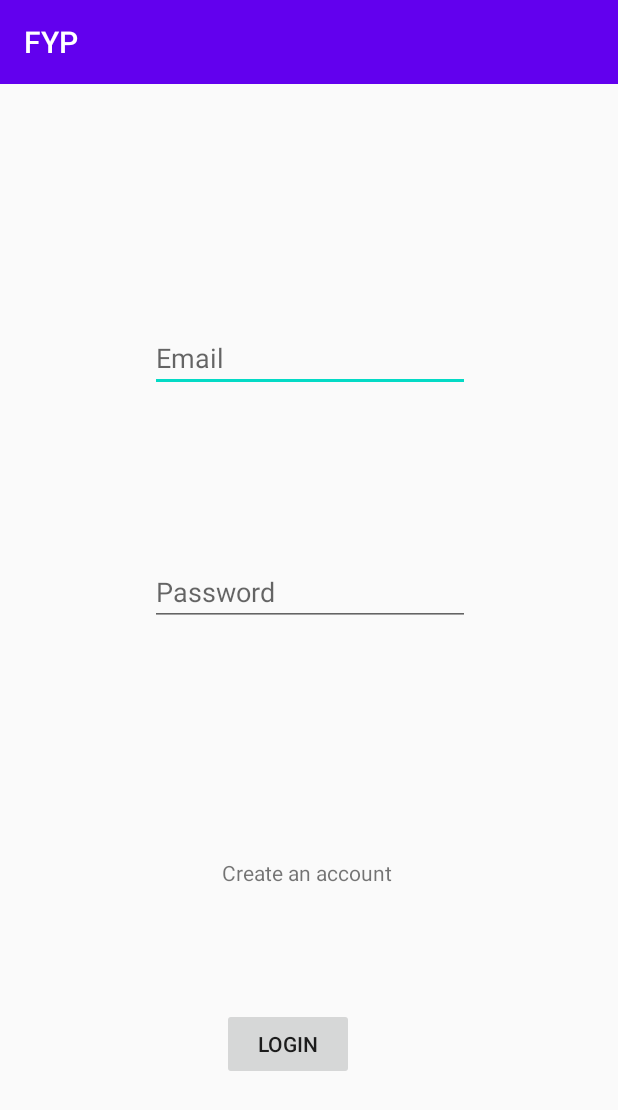
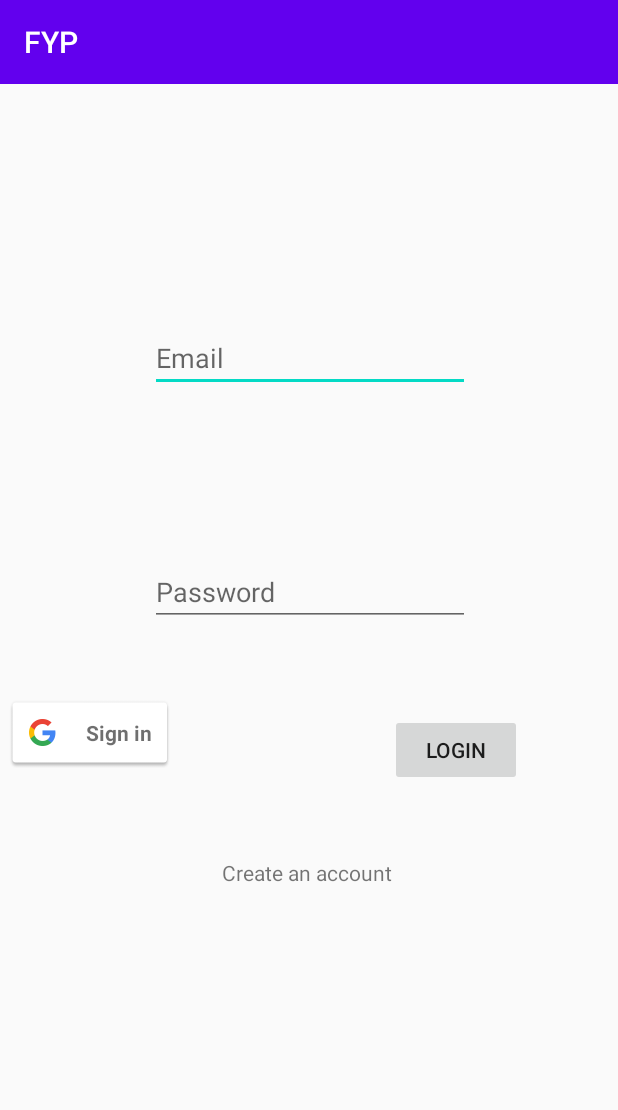
Before and after one commit to Rob-Jay/FYP, an Android app: the screen it shows after launch (LoginActivity), on a phone screen of 412 x 824 dp. Shown: the top 1110 px of the screen. Run offline under Robolectric (Android 15) with nearby library versions, the phone set to English and light mode, and no system bars; our stand-ins replace Firebase (no records; nobody signed in at launch, a user with empty details on screens opened directly).

Commit message:
Google Sign In Fixed not fully tested
 Has not been fully tested

```diff
--- a/app/src/main/java/com/example/fyp/LoginActivity.java
+++ b/app/src/main/java/com/example/fyp/LoginActivity.java
@@ -6,22 +6,35 @@ import androidx.appcompat.app.AppCompatActivity;
 import android.content.Intent;
 import android.os.Bundle;
 import android.text.TextUtils;
+import android.util.Log;
 import android.view.View;
 import android.widget.Button;
 import android.widget.EditText;
 import android.widget.TextView;
 import android.widget.Toast;
 
+import com.google.android.gms.auth.api.signin.GoogleSignIn;
+import com.google.android.gms.auth.api.signin.GoogleSignInAccount;
+import com.google.android.gms.auth.api.signin.GoogleSignInClient;
+import com.google.android.gms.auth.api.signin.GoogleSignInOptions;
+import com.google.android.gms.common.SignInButton;
+import com.google.android.gms.common.api.ApiException;
 import com.google.android.gms.tasks.OnCompleteListener;
 import com.google.android.gms.tasks.Task;
+import com.google.firebase.auth.AuthCredential;
 import com.google.firebase.auth.AuthResult;
 import com.google.firebase.auth.FirebaseAuth;
+import com.google.firebase.auth.FirebaseUser;
+import com.google.firebase.auth.GoogleAuthProvider;
 
 public class LoginActivity extends AppCompatActivity {
     EditText mEmail, mPassword;
     Button mLoginButton;
     TextView mSignup;
     FirebaseAuth fAuth;
+    GoogleSignInClient mGoogleSignInClient;
+    int RC_SIGN_IN =1;
+    SignInButton signInButton;
 
 
     @Override
@@ -33,7 +46,19 @@ public class LoginActivity extends AppCompatActivity {
         mPassword = findViewById(R.id.login_password);
         mLoginButton = findViewById(R.id.login_button);
         mSignup = findViewById(R.id.login_register);
+        signInButton = findViewById(R.id.google_login);
         fAuth =FirebaseAuth.getInstance();
+
+        // Configure Google Sign In
+        GoogleSignInOptions gso = new GoogleSignInOptions.Builder(GoogleSignInOptions.DEFAULT_SIGN_IN)
+                .requestIdToken(getString(R.string.default_web_client_id))
+                .requestEmail()
+                .build();
+        mGoogleSignInClient = GoogleSignIn.getClient(this, gso);
+
+
+
+
 
         mLoginButton.setOnClickListener(new View.OnClickListener(){
             @Override
@@ -79,7 +104,57 @@ public class LoginActivity extends AppCompatActivity {
             }
 
         });
+        signInButton.setOnClickListener(new View.OnClickListener(){
+            @Override
+            public void onClick(View v){
+                signIn();
+
+            }
+        });
 
 
     }
+
+    private void signIn() {
+        Intent signInIntent = mGoogleSignInClient.getSignInIntent();
+        startActivityForResult(signInIntent, RC_SIGN_IN);
+    }
+
+    @Override
+    public void onActivityResult(int requestCode, int resultCode, Intent data) {
+        super.onActivityResult(requestCode, resultCode, data);
+
+        // Result returned from launching the Intent from GoogleSignInApi.getSignInIntent(...);
+        if (requestCode == RC_SIGN_IN) {
+            Task<GoogleSignInAccount> task = GoogleSignIn.getSignedInAccountFromIntent(data);
+            try {
+                // Google Sign In was successful, authenticate with Firebase
+                GoogleSignInAccount account = task.getResult(ApiException.class);
+                Log.d("Error", "firebaseAuthWithGoogle:" + account.getId());
+                firebaseAuthWithGoogle(account.getIdToken());
+            } catch (ApiException e) {
+                // Google Sign In failed, update UI appropriately
+                Log.w("Error", "Google sign in failed", e);
+            }
+        }
+    }
+    private void firebaseAuthWithGoogle(String idToken) {
+        AuthCredential credential = GoogleAuthProvider.getCredential(idToken, null);
+        fAuth.signInWithCredential(credential)
+                .addOnCompleteListener(this, new OnCompleteListener<AuthResult>() {
+                    @Override
+                    public void onComplete(@NonNull Task<AuthResult> task) {
+                        if (task.isSuccessful()) {
+                            // Sign in success, update UI with the signed-in user's information
+                            Log.d("Error", "signInWithCredential:success");
+                            FirebaseUser user = fAuth.getCurrentUser();
+                            Intent intent = new Intent(LoginActivity.this,MainActivity.class);
+                            startActivity(intent);
+                        } else {
+                            // If sign in fails, display a message to the user.
+                            Log.w("Error", "signInWithCredential:failure", task.getException());
+                        }
+                    }
+                });
+    }
 }
--- a/app/src/main/res/layout/activity_login.xml
+++ b/app/src/main/res/layout/activity_login.xml
@@ -6,6 +6,15 @@
     android:layout_width="match_parent"
     android:layout_height="match_parent"
     tools:context=".LoginActivity">
+
+  <com.google.android.gms.common.SignInButton
+      android:id="@+id/google_login"
+      android:layout_width="wrap_content"
+      android:layout_height="wrap_content"
+      android:layout_marginStart="4dp"
+      android:layout_marginTop="408dp"
+      app:layout_constraintStart_toStartOf="parent"
+      app:layout_constraintTop_toTopOf="parent" />
 
   <EditText
       android:id="@+id/login_email"
@@ -45,8 +54,8 @@
       android:id="@+id/login_button"
       android:layout_width="wrap_content"
       android:layout_height="wrap_content"
-      android:layout_marginStart="148dp"
-      android:layout_marginTop="616dp"
+      android:layout_marginStart="260dp"
+      android:layout_marginTop="420dp"
       android:text="Login"
       app:layout_constraintStart_toStartOf="parent"
       app:layout_constraintTop_toTopOf="parent" />
```
Also changed, not shown: 1 other file.
